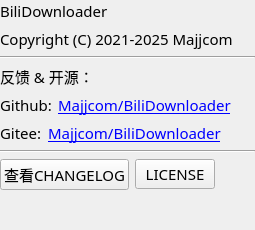
Majjcom/BiliDownloader, file src/ui_aboutwidget.ui: the form before one commit.
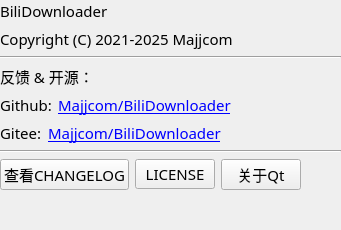
The form after the commit.

Patch:
```diff
--- a/src/ui_aboutwidget.ui
+++ b/src/ui_aboutwidget.ui
@@ -149,6 +149,13 @@
        </property>
       </widget>
      </item>
+     <item>
+      <widget class="QPushButton" name="button_about_qt">
+       <property name="text">
+        <string>关于Qt</string>
+       </property>
+      </widget>
+     </item>
      <item>
       <spacer name="horizontalSpacer_2">
        <property name="orientation">
```
